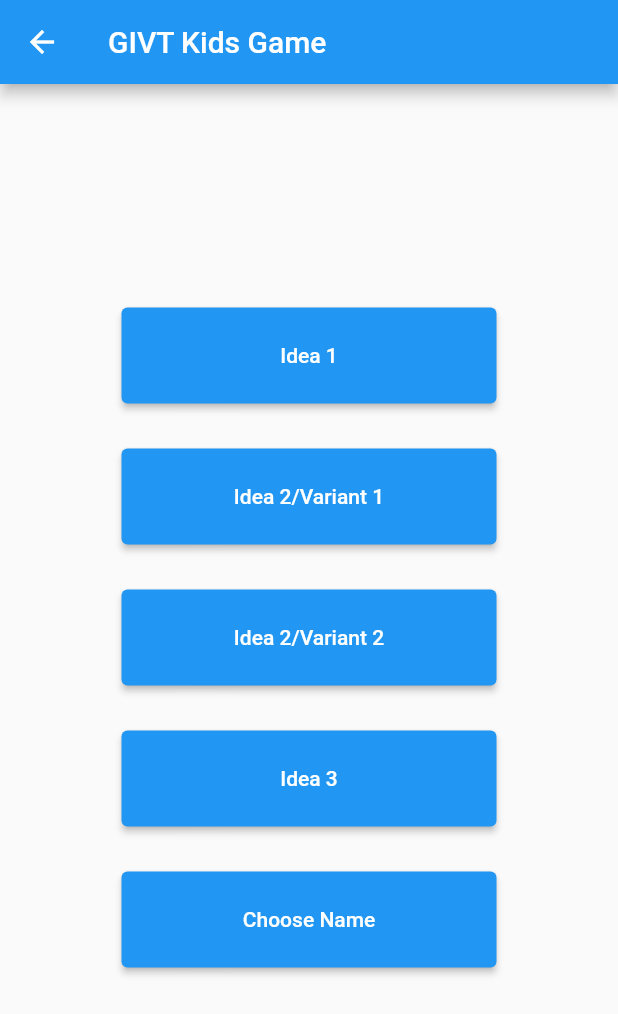
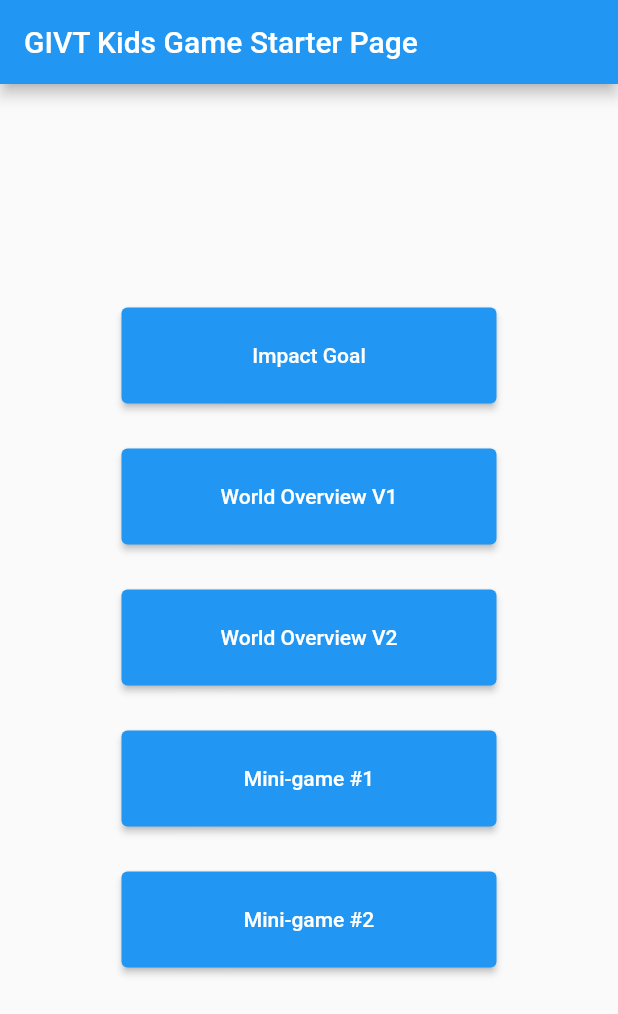
Before and after one commit to givtnl/givt-app-kids-game, a Flutter app: the StartPage screen opened directly, on a phone screen of 412 x 824 dp. Shown: the top 1014 px of the screen. Run offline on Flutter 3.47's test engine with Material 2 defaults, Android fonts, the light colour scheme and no system bars; our stand-ins replace animated_text_kit, audioplayers, flutter_fortune_wheel, flutter_svg, loading_indicator, lottie.

Commit message:
Starter page is implemented (uncommented back)

```diff
--- a/lib/app.dart
+++ b/lib/app.dart
@@ -18,7 +18,7 @@ class AppView extends StatelessWidget {
   Widget build(BuildContext context) {
     return const MaterialApp(
       debugShowCheckedModeBanner: false,
-      home: NameChoice(),
+      home: StartPage(),
     );
   }
 }
--- a/lib/start_page.dart
+++ b/lib/start_page.dart
@@ -20,7 +20,7 @@ class StartPage extends StatelessWidget {
   Widget build(BuildContext context) {
     return Scaffold(
       appBar: AppBar(
-        title: const Text('GIVT Kids Game'),
+        title: const Text('GIVT Kids Game Starter Page'),
       ),
       body: const SafeArea(child: TitleView()),
     );
@@ -41,10 +41,9 @@ class TitleView extends StatelessWidget {
             height: 64,
             child: ElevatedButton(
               onPressed: () {
-                Navigator.of(context)
-                    .push<void>(EnterUsernameScreenVar1.route());
+                Navigator.of(context).push<void>(NameChoice.route());
               },
-              child: const Center(child: Text("Idea 1")),
+              child: const Center(child: Text("Impact Goal")),
             ),
           ),
           const SizedBox(
@@ -55,9 +54,9 @@ class TitleView extends StatelessWidget {
             height: 64,
             child: ElevatedButton(
               onPressed: () {
-                Navigator.of(context).push(IntroFirst.route());
+                // Navigator.of(context).push(IntroFirst.route());
               },
-              child: const Center(child: Text("Idea 2/Variant 1")),
+              child: const Center(child: Text("World Overview V1")),
             ),
           ),
           const SizedBox(
@@ -68,7 +67,7 @@ class TitleView extends StatelessWidget {
             height: 64,
             child: ElevatedButton(
               onPressed: () {},
-              child: const Center(child: Text("Idea 2/Variant 2")),
+              child: const Center(child: Text("World Overview V2")),
             ),
           ),
           const SizedBox(
@@ -78,10 +77,8 @@ class TitleView extends StatelessWidget {
             width: 250,
             height: 64,
             child: ElevatedButton(
-              onPressed: () {
-                Navigator.of(context).push<void>(EnterUsernameScreen.route());
-              },
-              child: const Center(child: Text("Idea 3")),
+              onPressed: () {},
+              child: const Center(child: Text("Mini-game #1")),
             ),
           ),
           const SizedBox(
@@ -91,10 +88,8 @@ class TitleView extends StatelessWidget {
             width: 250,
             height: 64,
             child: ElevatedButton(
-              onPressed: () {
-                Navigator.of(context).push<void>(NameChoice.route());
-              },
-              child: const Center(child: Text("Choose Name")),
+              onPressed: () {},
+              child: const Center(child: Text("Mini-game #2")),
             ),
           ),
           const SizedBox(
```
